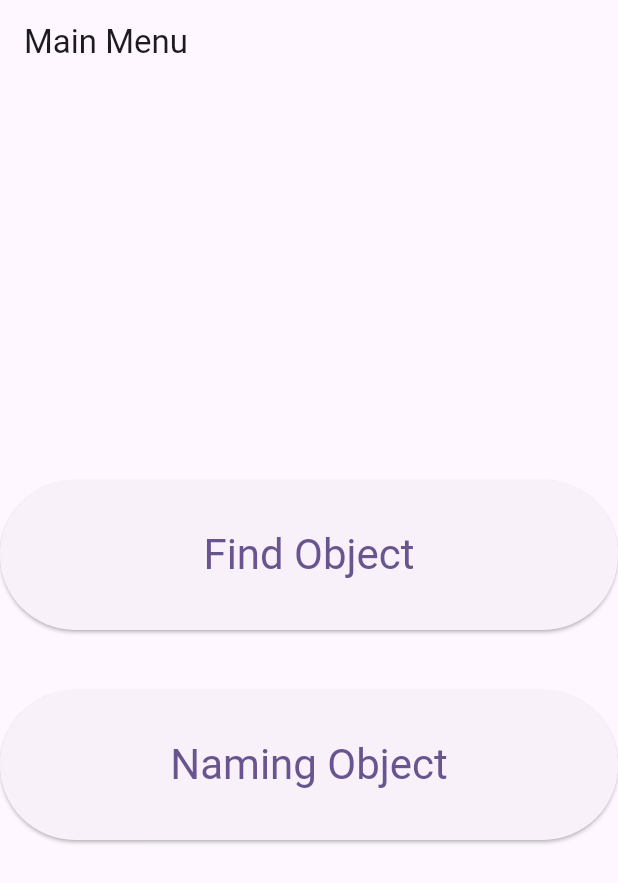
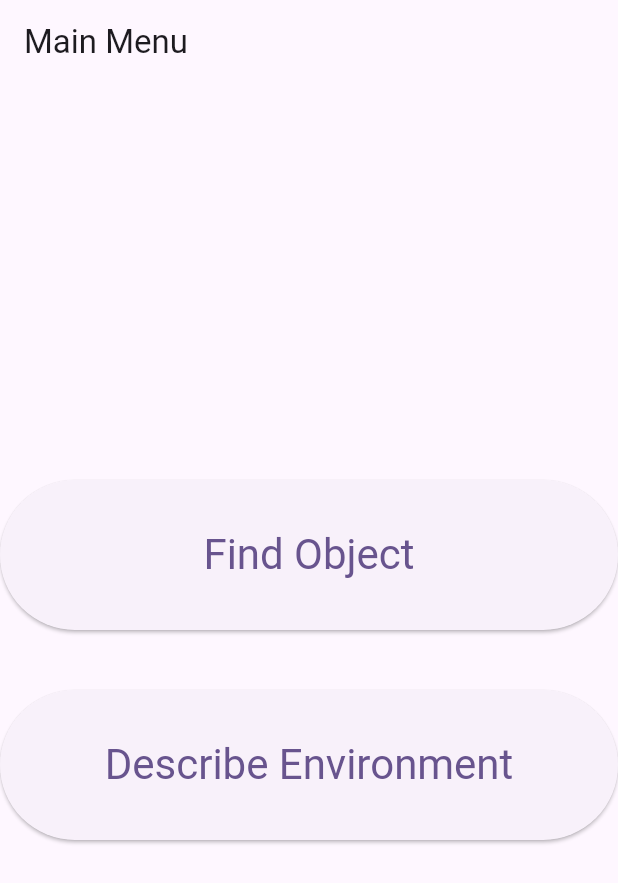
Before and after one commit to SauronVan/-Object_Detection_android, a Flutter app: the screen it shows after launch, on a phone screen of 412 x 824 dp. Shown: the top 883 px of the screen. Run offline on Flutter 3.47's test engine with Material 3 defaults, Android fonts, the phone set to English and light mode, and no system bars; our stand-ins replace flutter_tts, get, permission_handler, speech_to_text, vibration; missing offline and left inert: ultralytics_yolo.

Commit message:
update main

```diff
--- a/lib/main.dart
+++ b/lib/main.dart
@@ -69,7 +69,7 @@ class MainMenu extends StatelessWidget {
                     ),
                   );
                 },
-                child: const Text("Naming Object"),
+                child: const Text("Describe Environment"),
               ),
             ),
           ],
```
